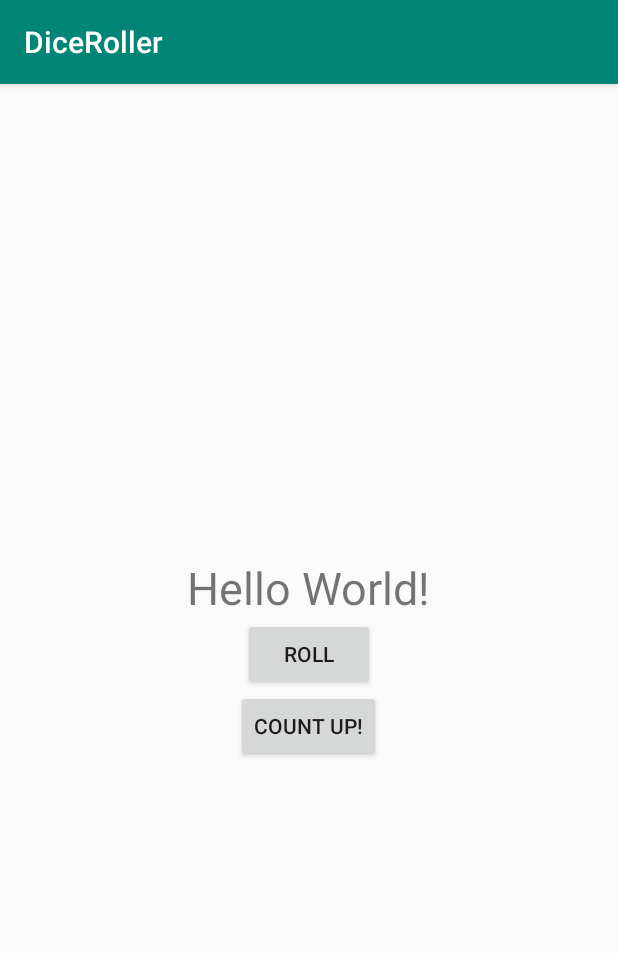
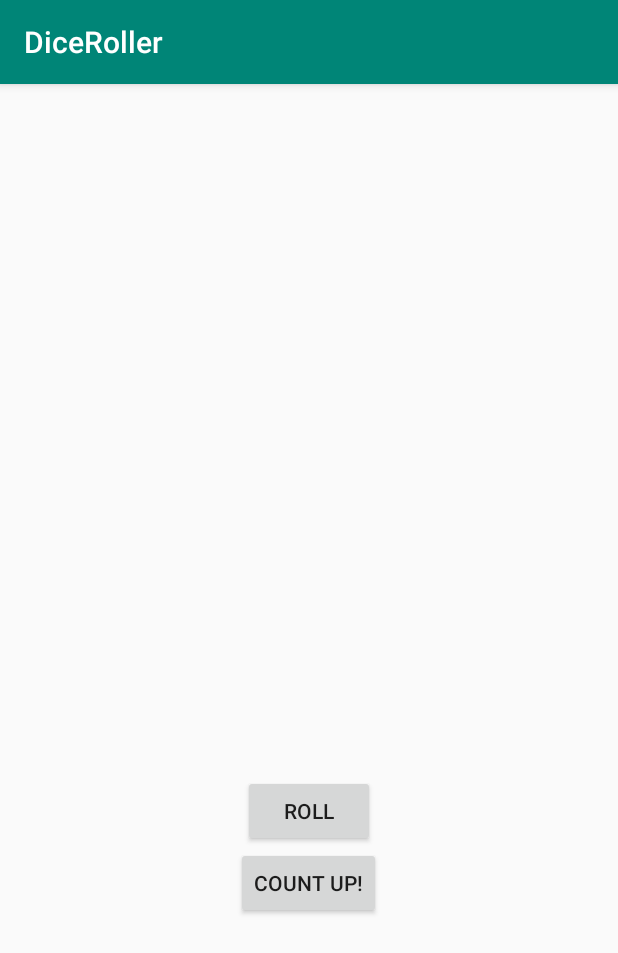
Before and after one commit to shih91/DiceRoller, an Android app: the screen it shows after launch (MainActivity), on a phone screen of 412 x 824 dp. Shown: the top 953 px of the screen. Run offline under Robolectric (Android 15) with nearby library versions, the phone set to English and light mode, and no system bars.

Commit message:
successfully changed the numbers to dice, onto the next task on the tutorial

```diff
--- a/app/build.gradle
+++ b/app/build.gradle
@@ -14,6 +14,7 @@ android {
         versionCode 1
         versionName "1.0"
         testInstrumentationRunner "androidx.test.runner.AndroidJUnitRunner"
+        vectorDrawables.useSupportLibrary = true
     }
     buildTypes {
         release {
--- a/app/src/main/java/com/example/diceroller/MainActivity.kt
+++ b/app/src/main/java/com/example/diceroller/MainActivity.kt
@@ -3,11 +3,14 @@ package com.example.diceroller
 import androidx.appcompat.app.AppCompatActivity
 import android.os.Bundle
 import android.widget.Button
+import android.widget.ImageView
 import android.widget.TextView
 import android.widget.Toast
 import java.util.*
 
 class MainActivity : AppCompatActivity() {
+    lateinit var diceImage: ImageView
+    private var currentDraw: Int = 0
 
     override fun onCreate(savedInstanceState: Bundle?) {
         super.onCreate(savedInstanceState)
@@ -16,23 +19,31 @@ class MainActivity : AppCompatActivity() {
         rollButton.setOnClickListener{rollDice()}
         val countButton: Button = findViewById(R.id.count_button)
         countButton.setOnClickListener{countUp()}
+        diceImage = findViewById(R.id.dice_image)
     }
     private fun rollDice(){
-        val resultText: TextView = findViewById(R.id.result_text)
-        val randomInt = Random().nextInt(6) + 1
-        resultText.text = randomInt.toString()
+        currentDraw = Random().nextInt(6) + 1
+        val drawableResource = when(currentDraw){
+            1 -> R.drawable.dice_1
+            2 -> R.drawable.dice_2
+            3 -> R.drawable.dice_3
+            4 -> R.drawable.dice_4
+            5 -> R.drawable.dice_5
+            else -> R.drawable.dice_6
+        }
+        diceImage.setImageResource(drawableResource)
     }
 
     private fun countUp() {
-        val resultText: TextView = findViewById(R.id.result_text)
-        when (resultText.text) {
-            "Hello World!" -> resultText.text = "1"
-            "6" -> resultText.text = "6"
-            else -> {
-                var resultInt = resultText.text.toString().toInt()
-                resultInt++
-                resultText.text = resultInt.toString()
-            }
+        val drawableResource = when (currentDraw) {
+            0 -> R.drawable.dice_1
+            1 -> R.drawable.dice_2
+            2 -> R.drawable.dice_3
+            3 -> R.drawable.dice_4
+            4 -> R.drawable.dice_5
+            else -> R.drawable.dice_6
         }
+        currentDraw = currentDraw?.plus(1)
+        diceImage.setImageResource(drawableResource)
     }
 }
--- /dev/null
+++ b/app/src/main/res/drawable/dice_1.xml
@@ -0,0 +1,66 @@
+<!--
+  ~ Copyright 2018, The Android Open Source Project
+  ~
+  ~ Licensed under the Apache License, Version 2.0 (the "License");
+  ~ you may not use this file except in compliance with the License.
+  ~ You may obtain a copy of the License at
+  ~
+  ~     http://www.apache.org/licenses/LICENSE-2.0
+  ~
+  ~ Unless required by applicable law or agreed to in writing, software
+  ~ distributed under the License is distributed on an "AS IS" BASIS,
+  ~ WITHOUT WARRANTIES OR CONDITIONS OF ANY KIND, either express or implied.
+  ~ See the License for the specific language governing permissions and
+  ~ limitations under the License.
+  -->
+
+<vector xmlns:android="http://schemas.android.com/apk/res/android"
+    android:width="200dp"
+    android:height="250dp"
+    android:viewportWidth="800"
+    android:viewportHeight="1000">
+    <path
+        android:fillAlpha="0.5"
+        android:fillColor="#eee"
+        android:pathData="M740.8,635.42c-68.27,90.47 -249.77,201.76 -316,240.63a50.7,50.7 0,0 1,-49.93 0.81c-64.19,-35 -234.09,-133.88 -315.65,-242a14.69,14.69 0,0 1,-0.12 -17.49c77.58,-106.29 159.67,-258.89 341.06,-258.89 182,0 242.19,139.08 340.27,258.88A14.62,14.62 0,0 1,740.8 635.42Z"
+        android:strokeAlpha="0.5" />
+    <path
+        android:fillColor="#bdbdbd"
+        android:pathData="M704.9,630l-294.29,191.06l0,-340.85l294.29,-191.06l0,340.85z" />
+    <path
+        android:fillColor="#e0e0e0"
+        android:pathData="M97.59,630l294.29,191.06l0,-340.85l-294.29,-191.06l0,340.85z" />
+    <path
+        android:fillColor="#f5f5f5"
+        android:pathData="M400.14,464.73l-293.19,-191.45l293.19,-156.31l295.39,156.31l-295.39,191.45z" />
+    <path
+        android:fillColor="#eee"
+        android:pathData="M106.95,273.28l-9.36,15.87l294.29,191.06l8.26,-15.48l-293.19,-191.45z" />
+    <path
+        android:fillColor="#e0e0e0"
+        android:pathData="M695.53,273.28l9.37,15.87l-294.29,191.06l-10.47,-15.48l295.39,-191.45z" />
+    <path
+        android:fillColor="#eee"
+        android:pathData="M391.88,480.21h18.73v340.85h-18.73z" />
+    <path
+        android:fillColor="#f5f5f5"
+        android:pathData="M400.14,464.73l-8.26,15.48l18.73,0l-10.47,-15.48z" />
+    <path
+        android:fillColor="#78c257"
+        android:pathData="M397.45,297.62a16.9,28.71 97.07,1 0,4.16 -33.54a16.9,28.71 97.07,1 0,-4.16 33.54z" />
+    <path
+        android:fillColor="#78c257"
+        android:pathData="M297.17,539.02a30.12,16.11 53.82,1 0,26.01 -19.02a30.12,16.11 53.82,1 0,-26.01 19.02z" />
+    <path
+        android:fillColor="#78c257"
+        android:pathData="M161.96,588.24a30.12,16.11 53.82,1 0,26.01 -19.02a30.12,16.11 53.82,1 0,-26.01 19.02z" />
+    <path
+        android:fillColor="#78c257"
+        android:pathData="M551.15,579.45a30.12,16.11 126.18,1 0,35.56 -48.62a30.12,16.11 126.18,1 0,-35.56 48.62z" />
+    <path
+        android:fillColor="#78c257"
+        android:pathData="M469.12,549.58a30.12,16.11 126.18,1 0,35.56 -48.62a30.12,16.11 126.18,1 0,-35.56 48.62z" />
+    <path
+        android:fillColor="#78c257"
+        android:pathData="M633.17,609.29a30.12,16.11 126.18,1 0,35.56 -48.62a30.12,16.11 126.18,1 0,-35.56 48.62z" />
+</vector>
--- /dev/null
+++ b/app/src/main/res/drawable/dice_2.xml
@@ -0,0 +1,66 @@
+<!--
+  ~ Copyright 2018, The Android Open Source Project
+  ~
+  ~ Licensed under the Apache License, Version 2.0 (the "License");
+  ~ you may not use this file except in compliance with the License.
+  ~ You may obtain a copy of the License at
+  ~
+  ~     http://www.apache.org/licenses/LICENSE-2.0
+  ~
+  ~ Unless required by applicable law or agreed to in writing, software
+  ~ distributed under the License is distributed on an "AS IS" BASIS,
+  ~ WITHOUT WARRANTIES OR CONDITIONS OF ANY KIND, either express or implied.
+  ~ See the License for the specific language governing permissions and
+  ~ limitations under the License.
+  -->
+
+<vector xmlns:android="http://schemas.android.com/apk/res/android"
+    android:width="200dp"
+    android:height="250dp"
+    android:viewportWidth="800"
+    android:viewportHeight="1000">
+    <path
+        android:fillAlpha="0.5"
+        android:fillColor="#eee"
+        android:pathData="M740.8,635.42c-68.27,90.47 -249.77,201.76 -316,240.63a50.7,50.7 0,0 1,-49.93 0.81c-64.19,-35 -234.09,-133.88 -315.65,-242a14.69,14.69 0,0 1,-0.12 -17.49c77.58,-106.29 159.67,-258.89 341.06,-258.89 182,0 242.19,139.08 340.27,258.88A14.62,14.62 0,0 1,740.8 635.42Z"
+        android:strokeAlpha="0.5" />
+    <path
+        android:fillColor="#bdbdbd"
+        android:pathData="M704.9,630l-294.29,191.06l0,-340.85l294.29,-191.06l0,340.85z" />
+    <path
+        android:fillColor="#e0e0e0"
+        android:pathData="M97.59,630l294.29,191.06l0,-340.85l-294.29,-191.06l0,340.85z" />
+    <path
+        android:fillColor="#f5f5f5"
+        android:pathData="M400.14,464.73l-293.19,-191.45l293.19,-156.31l295.39,156.31l-295.39,191.45z" />
+    <path
+        android:fillColor="#eee"
+        android:pathData="M106.95,273.28l-9.36,15.87l294.29,191.06l8.26,-15.48l-293.19,-191.45z" />
+    <path
+        android:fillColor="#e0e0e0"
+        android:pathData="M695.53,273.28l9.37,15.87l-294.29,191.06l-10.47,-15.48l295.39,-191.45z" />
+    <path
+        android:fillColor="#eee"
+        android:pathData="M391.88,480.21h18.73v340.85h-18.73z" />
+    <path
+        android:fillColor="#f5f5f5"
+        android:pathData="M400.14,464.73l-8.26,15.48l18.73,0l-10.47,-15.48z" />
+    <path
+        android:fillColor="#78c257"
+        android:pathData="M520.85,303.25a16.9,28.71 97.07,1 0,4.16 -33.54a16.9,28.71 97.07,1 0,-4.16 33.54z" />
+    <path
+        android:fillColor="#78c257"
+        android:pathData="M273.33,291.99a16.9,28.71 97.07,1 0,4.16 -33.54a16.9,28.71 97.07,1 0,-4.16 33.54z" />
+    <path
+        android:fillColor="#78c257"
+        android:pathData="M229.56,563.64a30.12,16.11 53.82,1 0,26.01 -19.02a30.12,16.11 53.82,1 0,-26.01 19.02z" />
+    <path
+        android:fillColor="#78c257"
+        android:pathData="M311.58,533.77a30.12,16.11 53.82,1 0,26.01 -19.02a30.12,16.11 53.82,1 0,-26.01 19.02z" />
+    <path
+        android:fillColor="#78c257"
+        android:pathData="M147.54,593.49a30.12,16.11 53.82,1 0,26.01 -19.02a30.12,16.11 53.82,1 0,-26.01 19.02z" />
+    <path
+        android:fillColor="#78c257"
+        android:pathData="M551.15,579.45a30.12,16.11 126.18,1 0,35.56 -48.62a30.12,16.11 126.18,1 0,-35.56 48.62z" />
+</vector>
--- /dev/null
+++ b/app/src/main/res/drawable/dice_3.xml
@@ -0,0 +1,66 @@
+<!--
+  ~ Copyright 2018, The Android Open Source Project
+  ~
+  ~ Licensed under the Apache License, Version 2.0 (the "License");
+  ~ you may not use this file except in compliance with the License.
+  ~ You may obtain a copy of the License at
+  ~
+  ~     http://www.apache.org/licenses/LICENSE-2.0
+  ~
+  ~ Unless required by applicable law or agreed to in writing, software
+  ~ distributed under the License is distributed on an "AS IS" BASIS,
+  ~ WITHOUT WARRANTIES OR CONDITIONS OF ANY KIND, either express or implied.
+  ~ See the License for the specific language governing permissions and
+  ~ limitations under the License.
+  -->
+
+<vector xmlns:android="http://schemas.android.com/apk/res/android"
+    android:width="200dp"
+    android:height="250dp"
+    android:viewportWidth="800"
+    android:viewportHeight="1000">
+    <path
+        android:fillAlpha="0.5"
+        android:fillColor="#eee"
+        android:pathData="M740.8,635.42c-68.27,90.47 -249.77,201.76 -316,240.63a50.7,50.7 0,0 1,-49.93 0.81c-64.19,-35 -234.09,-133.88 -315.65,-242a14.69,14.69 0,0 1,-0.12 -17.49c77.58,-106.29 159.67,-258.89 341.06,-258.89 182,0 242.19,139.08 340.27,258.88A14.62,14.62 0,0 1,740.8 635.42Z"
+        android:strokeAlpha="0.5" />
+    <path
+        android:fillColor="#bdbdbd"
+        android:pathData="M704.9,630l-294.29,191.06l0,-340.85l294.29,-191.06l0,340.85z" />
+    <path
+        android:fillColor="#e0e0e0"
+        android:pathData="M97.59,630l294.29,191.06l0,-340.85l-294.29,-191.06l0,340.85z" />
+    <path
+        android:fillColor="#f5f5f5"
+        android:pathData="M400.14,464.73l-293.19,-191.45l293.19,-156.31l295.39,156.31l-295.39,191.45z" />
+    <path
+        android:fillColor="#eee"
+        android:pathData="M106.95,273.28l-9.36,15.87l294.29,191.06l8.26,-15.48l-293.19,-191.45z" />
+    <path
+        android:fillColor="#e0e0e0"
+        android:pathData="M695.53,273.28l9.37,15.87l-294.29,191.06l-10.47,-15.48l295.39,-191.45z" />
+    <path
+        android:fillColor="#eee"
+        android:pathData="M391.88,480.21h18.73v340.85h-18.73z" />
+    <path
+        android:fillColor="#f5f5f5"
+        android:pathData="M400.14,464.73l-8.26,15.48l18.73,0l-10.47,-15.48z" />
+    <path
+        android:fillColor="#78c257"
+        android:pathData="M398.11,297.62a16.9,28.71 97.07,1 0,4.16 -33.54a16.9,28.71 97.07,1 0,-4.16 33.54z" />
+    <path
+        android:fillColor="#78c257"
+        android:pathData="M548.27,304.46a16.9,28.71 97.07,1 0,4.16 -33.54a16.9,28.71 97.07,1 0,-4.16 33.54z" />
+    <path
+        android:fillColor="#78c257"
+        android:pathData="M247.95,290.79a16.9,28.71 97.07,1 0,4.16 -33.54a16.9,28.71 97.07,1 0,-4.16 33.54z" />
+    <path
+        android:fillColor="#78c257"
+        android:pathData="M229.56,563.64a30.12,16.11 53.82,1 0,26.01 -19.02a30.12,16.11 53.82,1 0,-26.01 19.02z" />
+    <path
+        android:fillColor="#78c257"
+        android:pathData="M483.54,554.83a30.12,16.11 126.18,1 0,35.56 -48.62a30.12,16.11 126.18,1 0,-35.56 48.62z" />
+    <path
+        android:fillColor="#78c257"
+        android:pathData="M618.75,604.04a30.12,16.11 126.18,1 0,35.56 -48.62a30.12,16.11 126.18,1 0,-35.56 48.62z" />
+</vector>
--- /dev/null
+++ b/app/src/main/res/drawable/dice_4.xml
@@ -0,0 +1,69 @@
+<!--
+  ~ Copyright 2018, The Android Open Source Project
+  ~
+  ~ Licensed under the Apache License, Version 2.0 (the "License");
+  ~ you may not use this file except in compliance with the License.
+  ~ You may obtain a copy of the License at
+  ~
+  ~     http://www.apache.org/licenses/LICENSE-2.0
+  ~
+  ~ Unless required by applicable law or agreed to in writing, software
+  ~ distributed under the License is distributed on an "AS IS" BASIS,
+  ~ WITHOUT WARRANTIES OR CONDITIONS OF ANY KIND, either express or implied.
+  ~ See the License for the specific language governing permissions and
+  ~ limitations under the License.
+  -->
+
+<vector xmlns:android="http://schemas.android.com/apk/res/android"
+    android:width="200dp"
+    android:height="250dp"
+    android:viewportWidth="800"
+    android:viewportHeight="1000">
+    <path
+        android:fillAlpha="0.5"
+        android:fillColor="#eee"
+        android:pathData="M740.8,635.42c-68.27,90.47 -249.77,201.76 -316,240.63a50.7,50.7 0,0 1,-49.93 0.81c-64.19,-35 -234.09,-133.88 -315.65,-242a14.69,14.69 0,0 1,-0.12 -17.49c77.58,-106.29 159.67,-258.89 341.06,-258.89 182,0 242.19,139.08 340.27,258.88A14.62,14.62 0,0 1,740.8 635.42Z"
+        android:strokeAlpha="0.5" />
+    <path
+        android:fillColor="#bdbdbd"
+        android:pathData="M704.9,630l-294.29,191.06l0,-340.85l294.29,-191.06l0,340.85z" />
+    <path
+        android:fillColor="#e0e0e0"
+        android:pathData="M97.59,630l294.29,191.06l0,-340.85l-294.29,-191.06l0,340.85z" />
+    <path
+        android:fillColor="#f5f5f5"
+        android:pathData="M400.14,464.73l-293.19,-191.45l293.19,-156.31l295.39,156.31l-295.39,191.45z" />
+    <path
+        android:fillColor="#eee"
+        android:pathData="M106.95,273.28l-9.36,15.87l294.29,191.06l8.26,-15.48l-293.19,-191.45z" />
+    <path
+        android:fillColor="#e0e0e0"
+        android:pathData="M695.53,273.28l9.37,15.87l-294.29,191.06l-10.47,-15.48l295.39,-191.45z" />
+    <path
+        android:fillColor="#eee"
+        android:pathData="M391.88,480.21h18.73v340.85h-18.73z" />
+    <path
+        android:fillColor="#f5f5f5"
+        android:pathData="M400.14,464.73l-8.26,15.48l18.73,0l-10.47,-15.48z" />
+    <path
+        android:fillColor="#78c257"
+        android:pathData="M530.08,303.65a16.9,28.71 97.07,1 0,4.16 -33.54a16.9,28.71 97.07,1 0,-4.16 33.54z" />
+    <path
+        android:fillColor="#78c257"
+        android:pathData="M389.68,218.17a16.9,28.71 97.07,1 0,4.16 -33.54a16.9,28.71 97.07,1 0,-4.16 33.54z" />
+    <path
+        android:fillColor="#78c257"
+        android:pathData="M405.35,377.09a16.9,28.71 97.07,1 0,4.16 -33.54a16.9,28.71 97.07,1 0,-4.16 33.54z" />
+    <path
+        android:fillColor="#78c257"
+        android:pathData="M264.95,291.6a16.9,28.71 97.07,1 0,4.16 -33.54a16.9,28.71 97.07,1 0,-4.16 33.54z" />
+    <path
+        android:fillColor="#78c257"
+        android:pathData="M297.17,541.59a30.12,16.11 53.82,1 0,26.01 -19.02a30.12,16.11 53.82,1 0,-26.01 19.02z" />
+    <path
+        android:fillColor="#78c257"
+        android:pathData="M161.96,590.81a30.12,16.11 53.82,1 0,26.01 -19.02a30.12,16.11 53.82,1 0,-26.01 19.02z" />
+    <path
+        android:fillColor="#78c257"
+        android:pathData="M551.15,579.45a30.12,16.11 126.18,1 0,35.56 -48.62a30.12,16.11 126.18,1 0,-35.56 48.62z" />
+</vector>
--- /dev/null
+++ b/app/src/main/res/drawable/dice_5.xml
@@ -0,0 +1,75 @@
+<!--
+  ~ Copyright 2018, The Android Open Source Project
+  ~
+  ~ Licensed under the Apache License, Version 2.0 (the "License");
+  ~ you may not use this file except in compliance with the License.
+  ~ You may obtain a copy of the License at
+  ~
+  ~     http://www.apache.org/licenses/LICENSE-2.0
+  ~
+  ~ Unless required by applicable law or agreed to in writing, software
+  ~ distributed under the License is distributed on an "AS IS" BASIS,
+  ~ WITHOUT WARRANTIES OR CONDITIONS OF ANY KIND, either express or implied.
+  ~ See the License for the specific language governing permissions and
+  ~ limitations under the License.
+  -->
+
+<vector xmlns:android="http://schemas.android.com/apk/res/android"
+    android:width="200dp"
+    android:height="250dp"
+    android:viewportWidth="800"
+    android:viewportHeight="1000">
+    <path
+        android:fillAlpha="0.5"
+        android:fillColor="#eee"
+        android:pathData="M740.8,635.42c-68.27,90.47 -249.77,201.76 -316,240.63a50.7,50.7 0,0 1,-49.93 0.81c-64.19,-35 -234.09,-133.88 -315.65,-242a14.69,14.69 0,0 1,-0.12 -17.49c77.58,-106.29 159.67,-258.89 341.06,-258.89 182,0 242.19,139.08 340.27,258.88A14.62,14.62 0,0 1,740.8 635.42Z"
+        android:strokeAlpha="0.5" />
+    <path
+        android:fillColor="#bdbdbd"
+        android:pathData="M704.9,630l-294.29,191.06l0,-340.85l294.29,-191.06l0,340.85z" />
+    <path
+        android:fillColor="#e0e0e0"
+        android:pathData="M97.59,630l294.29,191.06l0,-340.85l-294.29,-191.06l0,340.85z" />
+    <path
+        android:fillColor="#f5f5f5"
+        android:pathData="M400.14,464.73l-293.19,-191.45l293.19,-156.31l295.39,156.31l-295.39,191.45z" />
+    <path
+        android:fillColor="#eee"
+        android:pathData="M106.95,273.28l-9.36,15.87l294.29,191.06l8.26,-15.48l-293.19,-191.45z" />
+    <path
+        android:fillColor="#e0e0e0"
+        android:pathData="M695.53,273.28l9.37,15.87l-294.29,191.06l-10.47,-15.48l295.39,-191.45z" />
+    <path
+        android:fillColor="#eee"
+        android:pathData="M391.88,480.21h18.73v340.85h-18.73z" />
+    <path
+        android:fillColor="#f5f5f5"
+        android:pathData="M400.14,464.73l-8.26,15.48l18.73,0l-10.47,-15.48z" />
+    <path
+        android:fillColor="#78c257"
+        android:pathData="M397.05,297.63a16.9,28.71 97.07,1 0,4.16 -33.54a16.9,28.71 97.07,1 0,-4.16 33.54z" />
+    <path
+        android:fillColor="#78c257"
+        android:pathData="M547.21,304.45a16.9,28.71 97.07,1 0,4.16 -33.54a16.9,28.71 97.07,1 0,-4.16 33.54z" />
+    <path
+        android:fillColor="#78c257"
+        android:pathData="M388.17,207.62a16.9,28.71 97.07,1 0,4.16 -33.54a16.9,28.71 97.07,1 0,-4.16 33.54z" />
+    <path
+        android:fillColor="#78c257"
+        android:pathData="M405.93,387.62a16.9,28.71 97.07,1 0,4.16 -33.54a16.9,28.71 97.07,1 0,-4.16 33.54z" />
+    <path
+        android:fillColor="#78c257"
+        android:pathData="M246.89,290.79a16.9,28.71 97.07,1 0,4.16 -33.54a16.9,28.71 97.07,1 0,-4.16 33.54z" />
+    <path
+        android:fillColor="#78c257"
+        android:pathData="M229.56,563.64a30.12,16.11 53.82,1 0,26.01 -19.02a30.12,16.11 53.82,1 0,-26.01 19.02z" />
+    <path
+        android:fillColor="#78c257"
+        android:pathData="M551.15,579.45a30.12,16.11 126.18,1 0,35.56 -48.62a30.12,16.11 126.18,1 0,-35.56 48.62z" />
+    <path
+        android:fillColor="#78c257"
+        android:pathData="M469.12,549.58a30.12,16.11 126.18,1 0,35.56 -48.62a30.12,16.11 126.18,1 0,-35.56 48.62z" />
+    <path
+        android:fillColor="#78c257"
+        android:pathData="M633.17,609.29a30.12,16.11 126.18,1 0,35.56 -48.62a30.12,16.11 126.18,1 0,-35.56 48.62z" />
+</vector>
--- /dev/null
+++ b/app/src/main/res/drawable/dice_6.xml
@@ -0,0 +1,81 @@
+<!--
+  ~ Copyright 2018, The Android Open Source Project
+  ~
+  ~ Licensed under the Apache License, Version 2.0 (the "License");
+  ~ you may not use this file except in compliance with the License.
+  ~ You may obtain a copy of the License at
+  ~
+  ~     http://www.apache.org/licenses/LICENSE-2.0
+  ~
+  ~ Unless required by applicable law or agreed to in writing, software
+  ~ distributed under the License is distributed on an "AS IS" BASIS,
+  ~ WITHOUT WARRANTIES OR CONDITIONS OF ANY KIND, either express or implied.
+  ~ See the License for the specific language governing permissions and
+  ~ limitations under the License.
+  -->
+
+<vector xmlns:android="http://schemas.android.com/apk/res/android"
+    android:width="200dp"
+    android:height="250dp"
+    android:viewportWidth="800"
+    android:viewportHeight="1000">
+    <path
+        android:fillAlpha="0.5"
+        android:fillColor="#eee"
+        android:pathData="M740.8,635.42c-68.27,90.47 -249.77,201.76 -316,240.63a50.7,50.7 0,0 1,-49.93 0.81c-64.19,-35 -234.09,-133.88 -315.65,-242a14.69,14.69 0,0 1,-0.12 -17.49c77.58,-106.29 159.67,-258.89 341.06,-258.89 182,0 242.19,139.08 340.27,258.88A14.62,14.62 0,0 1,740.8 635.42Z"
+        android:strokeAlpha="0.5" />
+    <path
+        android:fillColor="#bdbdbd"
+        android:pathData="M704.9,630l-294.29,191.06l0,-340.85l294.29,-191.06l0,340.85z" />
+    <path
+        android:fillColor="#e0e0e0"
+        android:pathData="M97.59,630l294.29,191.06l0,-340.85l-294.29,-191.06l0,340.85z" />
+    <path
+        android:fillColor="#f5f5f5"
+        android:pathData="M400.14,464.73l-293.19,-191.45l293.19,-156.31l295.39,156.31l-295.39,191.45z" />
+    <path
+        android:fillColor="#eee"
+        android:pathData="M106.95,273.28l-9.36,15.87l294.29,191.06l8.26,-15.48l-293.19,-191.45z" />
+    <path
+        android:fillColor="#e0e0e0"
+        android:pathData="M695.53,273.28l9.37,15.87l-294.29,191.06l-10.47,-15.48l295.39,-191.45z" />
+    <path
+        android:fillColor="#eee"
+        android:pathData="M391.88,480.21h18.73v340.85h-18.73z" />
+    <path
+        android:fillColor="#f5f5f5"
+        android:pathData="M400.14,464.73l-8.26,15.48l18.73,0l-10.47,-15.48z" />
+    <path
+        android:fillColor="#78c257"
+        android:pathData="M326.53,254.89a16.9,28.71 97.07,1 0,4.16 -33.54a16.9,28.71 97.07,1 0,-4.16 33.54z" />
+    <path
+        android:fillColor="#78c257"
+        android:pathData="M537.57,298.78a16.9,28.71 97.07,1 0,4.16 -33.54a16.9,28.71 97.07,1 0,-4.16 33.54z" />
+    <path
+        android:fillColor="#78c257"
+        android:pathData="M397.17,213.3a16.9,28.71 97.07,1 0,4.16 -33.54a16.9,28.71 97.07,1 0,-4.16 33.54z" />
+    <path
+        android:fillColor="#78c257"
+        android:pathData="M396.31,381.95a16.9,28.71 97.07,1 0,4.16 -33.54a16.9,28.71 97.07,1 0,-4.16 33.54z" />
+    <path
+        android:fillColor="#78c257"
+        android:pathData="M255.91,296.47a16.9,28.71 97.07,1 0,4.16 -33.54a16.9,28.71 97.07,1 0,-4.16 33.54z" />
+    <path
+        android:fillColor="#78c257"
+        android:pathData="M466.93,340.37a16.9,28.71 97.07,1 0,4.16 -33.54a16.9,28.71 97.07,1 0,-4.16 33.54z" />
+    <path
+        android:fillColor="#78c257"
+        android:pathData="M230,563.64a30.12,16.11 53.82,1 0,26.01 -19.02a30.12,16.11 53.82,1 0,-26.01 19.02z" />
+    <path
+        android:fillColor="#78c257"
+        android:pathData="M312.02,533.78a30.12,16.11 53.82,1 0,26.01 -19.02a30.12,16.11 53.82,1 0,-26.01 19.02z" />
+    <path
+        android:fillColor="#78c257"
+        android:pathData="M147.96,593.48a30.12,16.11 53.82,1 0,26.01 -19.02a30.12,16.11 53.82,1 0,-26.01 19.02z" />
+    <path
+        android:fillColor="#78c257"
+        android:pathData="M483.54,554.83a30.12,16.11 126.18,1 0,35.56 -48.62a30.12,16.11 126.18,1 0,-35.56 48.62z" />
+    <path
+        android:fillColor="#78c257"
+        android:pathData="M618.75,604.04a30.12,16.11 126.18,1 0,35.56 -48.62a30.12,16.11 126.18,1 0,-35.56 48.62z" />
+</vector>
--- /dev/null
+++ b/app/src/main/res/drawable/empty_dice.xml
@@ -0,0 +1,27 @@
+<!--
+  ~ Copyright 2018, The Android Open Source Project
+  ~
+  ~ Licensed under the Apache License, Version 2.0 (the "License");
+  ~ you may not use this file except in compliance with the License.
+  ~ You may obtain a copy of the License at
+  ~
+  ~     http://www.apache.org/licenses/LICENSE-2.0
+  ~
+  ~ Unless required by applicable law or agreed to in writing, software
+  ~ distributed under the License is distributed on an "AS IS" BASIS,
+  ~ WITHOUT WARRANTIES OR CONDITIONS OF ANY KIND, either express or implied.
+  ~ See the License for the specific language governing permissions and
+  ~ limitations under the License.
+  -->
+
+<vector xmlns:android="http://schemas.android.com/apk/res/android"
+    android:width="200dp"
+    android:height="250dp"
+    android:viewportWidth="800"
+    android:viewportHeight="1000">
+
+    <path
+        android:fillColor="#00000000"
+        android:pathData="M0,0l0,0z" />
+
+</vector>
--- a/app/src/main/res/layout/activity_main.xml
+++ b/app/src/main/res/layout/activity_main.xml
@@ -6,15 +6,16 @@
     android:layout_height="wrap_content"
     android:orientation="vertical"
     android:layout_gravity="center_vertical"
-    tools:context=".MainActivity">
+    tools:context=".MainActivity"
+    xmlns:app="http://schemas.android.com/apk/res-auto">
 
-    <TextView
-        android:id="@+id/result_text"
+    <ImageView
+        android:id="@+id/dice_image"
         android:layout_width="wrap_content"
         android:layout_height="wrap_content"
         android:layout_gravity="center_horizontal"
-        android:textSize="30sp"
-        android:text="@string/default_result_label" />
+        app:srcCompat="@drawable/empty_dice"
+        tools:src="@drawable/dice_1"/>
 
     <Button
         android:id="@+id/roll_button"
```
